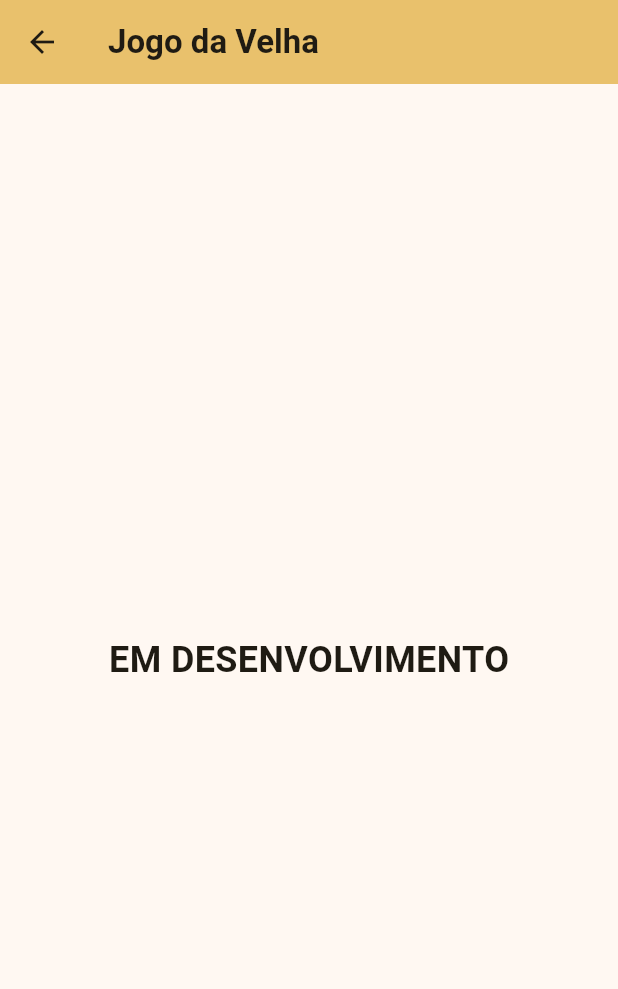
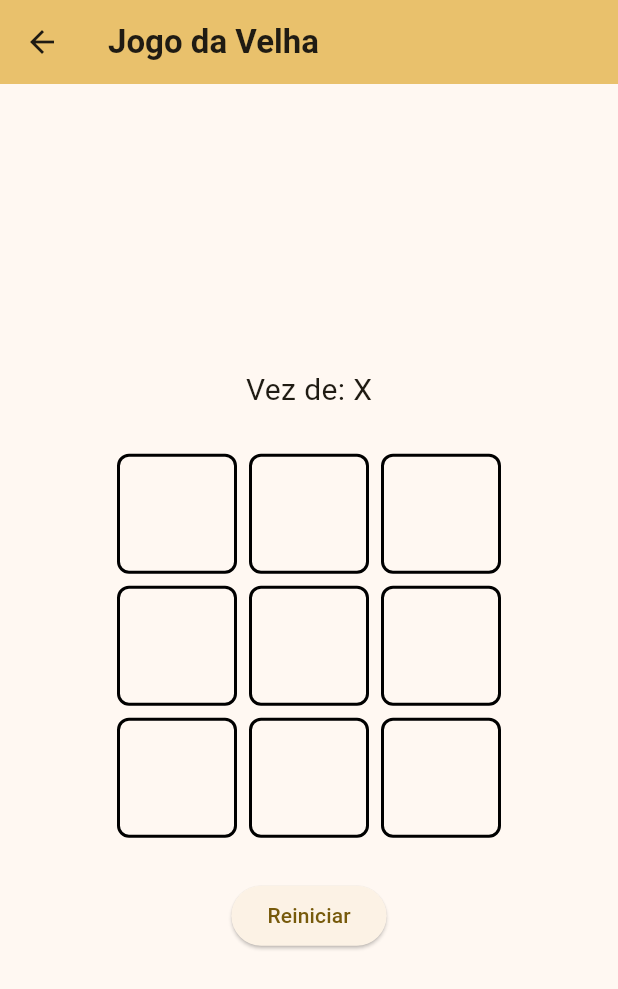
Before and after one commit to joaovictorlinhares/desafios_dos_jogos, a Flutter app: the JogoVelha screen opened by its route, on a phone screen of 412 x 824 dp. Shown: the top 989 px of the screen. Run offline on Flutter 3.47's test engine with Material 3 defaults, Android fonts, the phone set to English and light mode, and no system bars.

Commit message:
Add JogoVelha

```diff
--- a/lib/pages/jogo_velha.dart
+++ b/lib/pages/jogo_velha.dart
@@ -1,23 +1,152 @@
 import 'package:desafios_dos_jogos/widgets/custom_app_bar.dart';
 import 'package:flutter/material.dart';
 
-class JogoVelha extends StatelessWidget {
+class JogoVelha extends StatefulWidget {
   const JogoVelha({super.key});
+
+  @override
+  State<JogoVelha> createState() => _JogoVelhaState();
+}
+
+class _JogoVelhaState extends State<JogoVelha> {
+  static const int tamanhoTabuleiro = 3;
+  List<List<String>> tabuleiro = List.generate(
+    tamanhoTabuleiro,
+    (_) => List.filled(tamanhoTabuleiro, ''),
+  );
+  String jogadorAtual = 'X';
+  String? vencedor;
+  bool empate = false;
+
+  void reiniciarJogo() {
+    setState(() {
+      tabuleiro = List.generate(
+        tamanhoTabuleiro,
+        (_) => List.filled(tamanhoTabuleiro, ''),
+      );
+      jogadorAtual = 'X';
+      vencedor = null;
+      empate = false;
+    });
+  }
+
+  void aoTocar(int linha, int coluna) {
+    if (tabuleiro[linha][coluna] != '' || vencedor != null) return;
+    setState(() {
+      tabuleiro[linha][coluna] = jogadorAtual;
+      if (verificarVencedor(linha, coluna)) {
+        vencedor = jogadorAtual;
+      } else if (tabuleiroCompleto()) {
+        empate = true;
+      } else {
+        jogadorAtual = jogadorAtual == 'X' ? 'O' : 'X';
+      }
+    });
+  }
+
+  bool tabuleiroCompleto() {
+    for (var linha in tabuleiro) {
+      for (var celula in linha) {
+        if (celula == '') return false;
+      }
+    }
+    return true;
+  }
+
+  bool verificarVencedor(int linha, int coluna) {
+    String jogador = tabuleiro[linha][coluna];
+    if (tabuleiro[linha].every((celula) => celula == jogador)) return true;
+    if (tabuleiro.every((l) => l[coluna] == jogador)) return true;
+    if (linha == coluna &&
+        List.generate(
+          tamanhoTabuleiro,
+          (i) => tabuleiro[i][i],
+        ).every((celula) => celula == jogador)) {
+      return true;
+    }
+    if (linha + coluna == tamanhoTabuleiro - 1 &&
+        List.generate(
+          tamanhoTabuleiro,
+          (i) => tabuleiro[i][tamanhoTabuleiro - 1 - i],
+        ).every((celula) => celula == jogador)) {
+      return true;
+    }
+    return false;
+  }
+
+  Widget construirTabuleiro() {
+    return Column(
+      mainAxisSize: MainAxisSize.min,
+      children: List.generate(tamanhoTabuleiro, (linha) {
+        return Row(
+          mainAxisSize: MainAxisSize.min,
+          children: List.generate(tamanhoTabuleiro, (coluna) {
+            return construirCelula(linha, coluna);
+          }),
+        );
+      }),
+    );
+  }
+
+  Widget construirCelula(int linha, int coluna) {
+    return GestureDetector(
+      onTap: () => aoTocar(linha, coluna),
+      child: Container(
+        width: 80,
+        height: 80,
+        margin: const EdgeInsets.all(4),
+        decoration: BoxDecoration(
+          border: Border.all(color: Colors.black, width: 2),
+          borderRadius: BorderRadius.circular(8),
+          color: Colors.transparent,
+        ),
+        alignment: Alignment.center,
+        child: Text(
+          tabuleiro[linha][coluna],
+          style: TextStyle(
+            fontSize: 40,
+            fontWeight: FontWeight.bold,
+            color: tabuleiro[linha][coluna] == 'X' ? Colors.blue : Colors.red,
+          ),
+        ),
+      ),
+    );
+  }
+
+  Widget construirStatus() {
+    if (vencedor != null) {
+      return Text(
+        'Vencedor: $vencedor',
+        style: TextStyle(fontSize: 24, color: Colors.green),
+      );
+    } else if (empate) {
+      return Text(
+        'Empate!',
+        style: TextStyle(fontSize: 24, color: Colors.orange),
+      );
+    } else {
+      return Text('Vez de: $jogadorAtual', style: TextStyle(fontSize: 20));
+    }
+  }
 
   @override
   Widget build(BuildContext context) {
     return Scaffold(
       appBar: CustomAppBar(text: 'Jogo da Velha'),
-      body: Column(
-        mainAxisAlignment: MainAxisAlignment.center,
-        children: [
-          Center(
-            child: Text(
-              "EM DESENVOLVIMENTO",
-              style: TextStyle(fontSize: 24, fontWeight: FontWeight.bold),
+      body: Center(
+        child: Column(
+          mainAxisAlignment: MainAxisAlignment.center,
+          children: [
+            construirStatus(),
+            const SizedBox(height: 24),
+            construirTabuleiro(),
+            const SizedBox(height: 24),
+            ElevatedButton(
+              onPressed: reiniciarJogo,
+              child: const Text('Reiniciar'),
             ),
-          ),
-        ],
+          ],
+        ),
       ),
     );
   }
```
